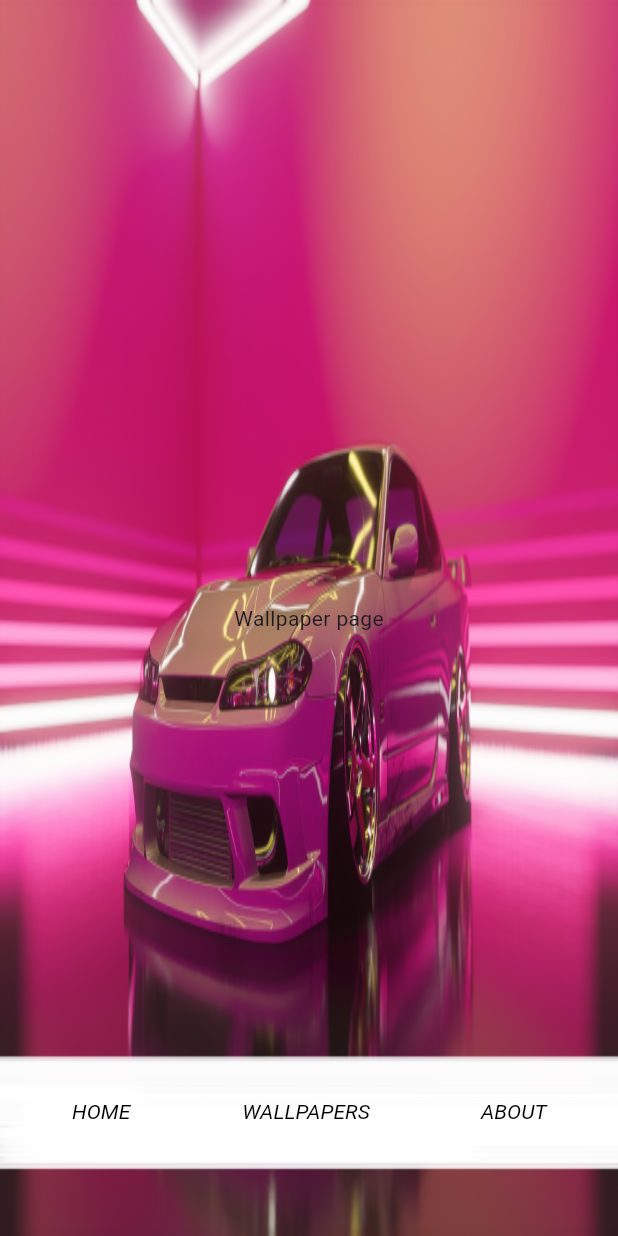
After one commit to Sudharsshan/nfs_alloy, a Flutter app: the screen it shows after launch, swiped to page 2, on a phone screen of 412 x 824 dp. The commit adds this screen. Run offline on Flutter 3.47's test engine with Material 3 defaults, Android fonts, the phone set to English and light mode, and no system bars; our stand-ins replace lottie; network calls fail.

Commit message:
added wallpaper page animations similar to water level rise... looks good ig

```diff
--- /dev/null
+++ b/lib/misllaneous/water_rise_animator.dart
@@ -0,0 +1,60 @@
+// a page to view wallpapers
+
+import 'package:flutter/material.dart';
+import 'package:nfs_alloy/misllaneous/water_rise_clipper.dart';
+
+class WaterRiseAnimator extends StatefulWidget{
+  final Widget content;
+  const WaterRiseAnimator({super.key, required this.content});
+
+  @override
+  WaterRiseAnimatorState createState() => WaterRiseAnimatorState();
+}
+
+
+class WaterRiseAnimatorState extends State<WaterRiseAnimator> with TickerProviderStateMixin{
+
+  late AnimationController controller;
+  late Animation<double> animation;
+
+  late Widget childWidget = widget.content;
+
+  @override
+  void initState() {
+    super.initState();
+
+    controller =AnimationController(
+      vsync: this,
+      duration: const Duration(milliseconds: 500),
+      );
+
+    animation = CurvedAnimation(parent: controller, curve: Curves.easeOut);
+
+    Future.delayed(const Duration(milliseconds: 100), (){
+      if(mounted){
+        controller.forward();
+      }
+    });
+  }
+
+  @override
+  void dispose() {
+    controller.dispose();
+    super.dispose();
+  }
+
+  @override
+  Widget build(BuildContext context) {
+
+    return AnimatedBuilder(animation: animation, builder: (BuildContext context, Widget? child){
+
+      return ClipPath(
+        clipper: WaterRiseClipper(
+          revealPercent: animation.value
+          ),
+
+        child: childWidget,
+      );
+    });
+  }
+}
--- /dev/null
+++ b/lib/misllaneous/water_rise_clipper.dart
@@ -0,0 +1,30 @@
+import 'package:flutter/material.dart';
+
+class WaterRiseClipper extends CustomClipper<Path>{
+
+  final double revealPercent;
+
+  WaterRiseClipper({required this.revealPercent});
+
+  @override
+  Path getClip(Size size){
+
+    final top = size.height * (1.0 - revealPercent);
+
+    final height = size.height * revealPercent;
+
+    final path = Path();
+
+    path.addRect(
+      Rect.fromLTWH(0, top, size.width, height),
+    );
+
+    return path;
+  }
+
+  @override
+  bool shouldReclip(WaterRiseClipper oldClipper){
+
+    return oldClipper.revealPercent != revealPercent;
+  }
+}
--- a/lib/pages/about.dart
+++ b/lib/pages/about.dart
@@ -3,6 +3,8 @@
 import 'package:flutter/material.dart';
 
 class About extends StatelessWidget{
+  const About({super.key});
+
 
   @override
   Widget build(BuildContext context) {
--- a/lib/pages/empty.dart
+++ b/lib/pages/empty.dart
@@ -2,6 +2,8 @@
 import 'package:flutter/material.dart';
 
 class Empty extends StatelessWidget{
+  const Empty({super.key});
+
 
   @override
   Widget build(BuildContext context) {
--- a/lib/pages/loading.dart
+++ b/lib/pages/loading.dart
@@ -23,7 +23,7 @@ class LoadingState extends State<Loading>{
   double load = 80, advice = 22;
 
   // text styles
-  late TextStyle Loadstyle = TextStyle(color: Color.fromARGB(255, 255, 255, 255), fontSize: load, fontStyle: FontStyle.italic);
+  late TextStyle loadstyle = TextStyle(color: Color.fromARGB(255, 255, 255, 255), fontSize: load, fontStyle: FontStyle.italic);
   late TextStyle adviceStyle = TextStyle(color: Color.fromARGB(255, 255, 255, 255), fontSize: advice, fontStyle: FontStyle.italic);
 
 
@@ -36,6 +36,11 @@ class LoadingState extends State<Loading>{
 
     // start a timer
     startTimer();
+  }
+
+  @override
+  void dispose() {
+    super.dispose();
   }
 
   void startTimer(){
@@ -55,7 +60,6 @@ class LoadingState extends State<Loading>{
 
   @override
   Widget build(BuildContext context) {
-    print(DateTime.now());
 
     return Scaffold(
       backgroundColor: const Color.fromARGB(255, 218, 218, 218),
@@ -64,7 +68,7 @@ class LoadingState extends State<Loading>{
           mainAxisSize: MainAxisSize.min,
           children: [
             // loading TXT
-            Text("Loading...", style: Loadstyle,),
+            Text("Loading...", style: loadstyle,),
 
             // Lottie anim
             SizedBox(
--- a/lib/pages/main_page.dart
+++ b/lib/pages/main_page.dart
@@ -1,5 +1,6 @@
 // the main-page which just holds an empty wallpaper and the functions to load the other screens
 
+import 'package:flutter/foundation.dart';
 import 'package:flutter/material.dart';
 import 'package:nfs_alloy/pages/about.dart';
 import 'package:nfs_alloy/pages/empty.dart';
@@ -13,7 +14,7 @@ class MainPage extends StatefulWidget {
 }
 
 class MainPageState extends State<MainPage> {
-  PageController pageController = new PageController();
+  PageController pageController = PageController();
   bool hoverbtn1 = false, hoverbtn2 = false, hoverbtn3 = false;
 
   @override
@@ -98,7 +99,9 @@ class MainPageState extends State<MainPage> {
             buttonID = value;
             dumbBoolChanger(value, whichButton);
           });
-          print("$option, value = $buttonID");
+          if (kDebugMode) {
+            print("$option, value = $buttonID");
+          }
         },
         style: ButtonStyle(
           overlayColor: WidgetStatePropertyAll(Colors.transparent),
--- a/lib/pages/wallpapers.dart
+++ b/lib/pages/wallpapers.dart
@@ -1,12 +1,31 @@
 // a page to view wallpapers
 
 import 'package:flutter/material.dart';
+import 'package:nfs_alloy/misllaneous/water_rise_animator.dart';
 
-class Wallpapers extends StatelessWidget{
+class Wallpapers extends StatefulWidget{
+  const Wallpapers({super.key});
+
+  @override
+  WallpaperState createState() => WallpaperState();
+}
+
+
+class WallpaperState extends State<Wallpapers>{
+
+  @override
+  void initState() {
+    super.initState();
+  }
 
   @override
   Widget build(BuildContext context) {
 
-    return Center(child: Text('Wallpaper page'),);
+    return WaterRiseAnimator(content: Center(child: Text('Wallpaper page'),));
+  }
+
+  Widget pageContent(){
+
+    return Center();
   }
 }
```
